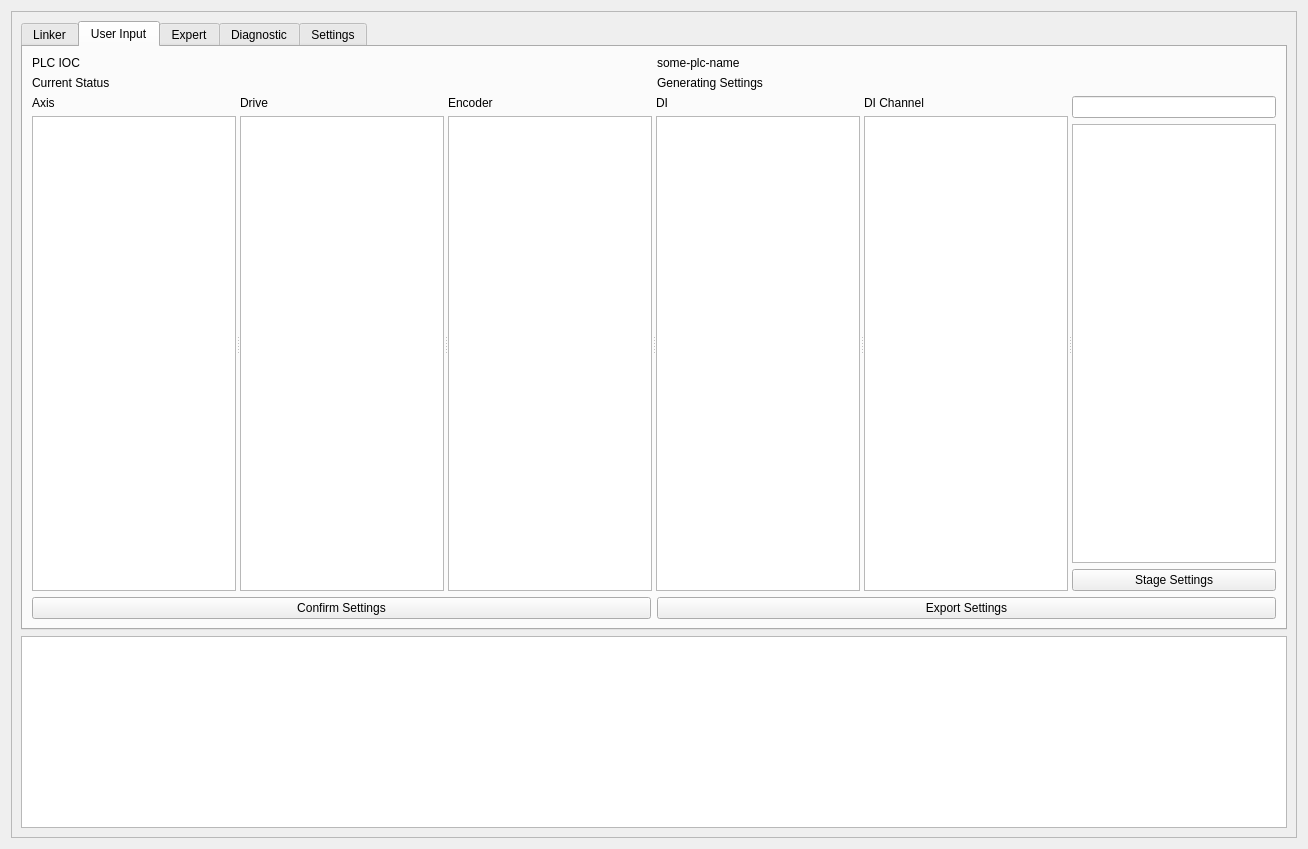
The window that user-motor-gui.ui (ctslac/lcls-user-motor-gui) describes before a commit, drawn with Qt 5.
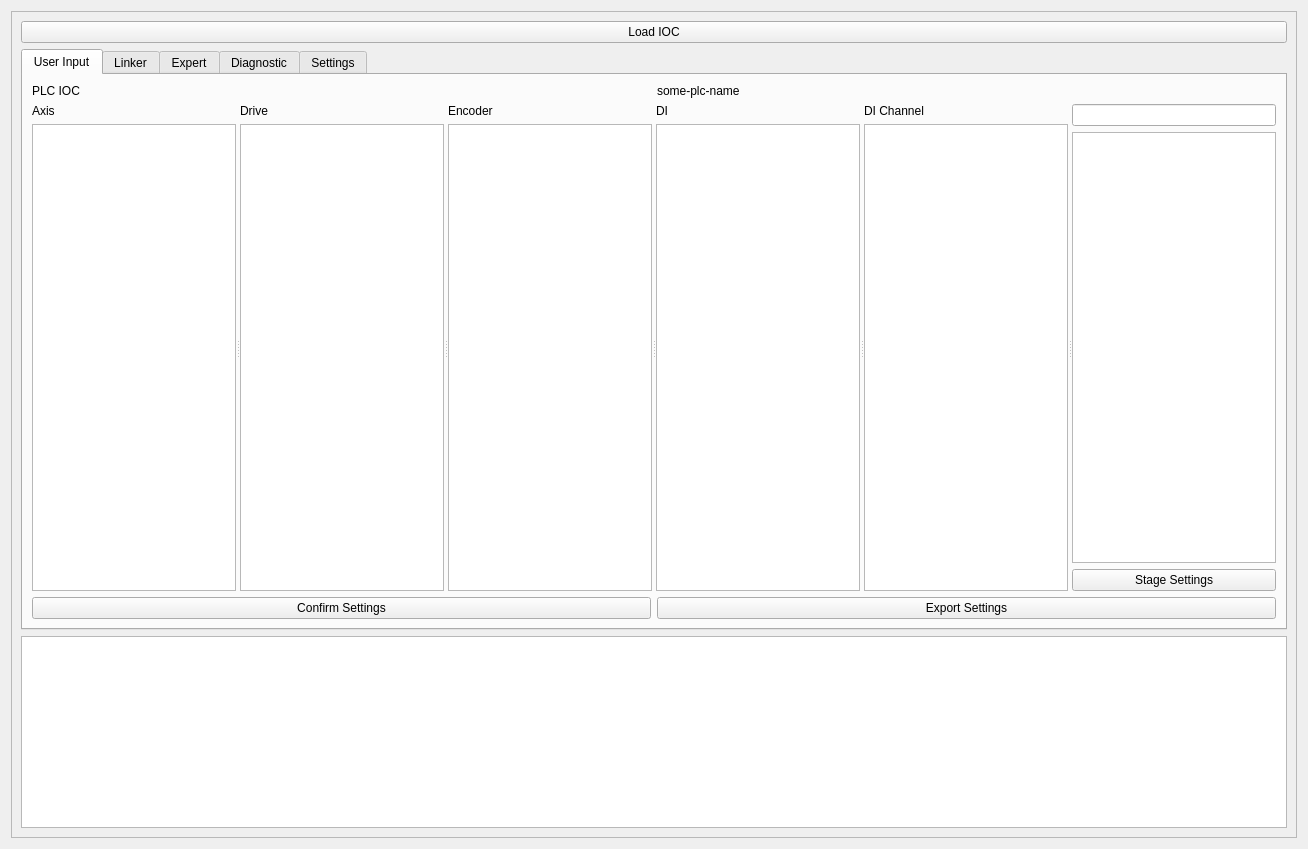
The same window after the commit. The open tabs and pages were chosen to show the change. Custom widgets are drawn as their Qt base class.

Commit message: fixing none or empty list for staged mapping

What changed in the file:
```diff
--- a/user-motor-gui.ui
+++ b/user-motor-gui.ui
@@ -29,11 +29,190 @@
        </rect>
       </property>
       <layout class="QVBoxLayout" name="verticalLayout_33">
+       <item>
+        <widget class="QPushButton" name="load_ioc_pushButton">
+         <property name="text">
+          <string>Load IOC</string>
+         </property>
+        </widget>
+       </item>
        <item>
         <widget class="QTabWidget" name="tabWidget">
          <property name="currentIndex">
           <number>0</number>
          </property>
+         <widget class="QWidget" name="user_input_view">
+          <attribute name="title">
+           <string>User Input</string>
+          </attribute>
+          <layout class="QVBoxLayout" name="verticalLayout_8">
+           <item>
+            <layout class="QVBoxLayout" name="verticalLayout_5">
+             <item>
+              <layout class="QVBoxLayout" name="verticalLayout_10">
+               <item>
+                <layout class="QHBoxLayout" name="horizontalLayout_3">
+                 <item>
+                  <widget class="QLabel" name="label_3">
+                   <property name="sizePolicy">
+                    <sizepolicy hsizetype="Minimum" vsizetype="Fixed">
+                     <horstretch>0</horstretch>
+                     <verstretch>0</verstretch>
+                    </sizepolicy>
+                   </property>
+                   <property name="text">
+                    <string>PLC IOC</string>
+                   </property>
+                  </widget>
+                 </item>
+                 <item>
+                  <widget class="QLabel" name="label_7">
+                   <property name="sizePolicy">
+                    <sizepolicy hsizetype="Minimum" vsizetype="Fixed">
+                     <horstretch>0</horstretch>
+                     <verstretch>0</verstretch>
+                    </sizepolicy>
+                   </property>
+                   <property name="text">
+                    <string>some-plc-name</string>
+                   </property>
+                  </widget>
+                 </item>
+                </layout>
+               </item>
+              </layout>
+             </item>
+             <item>
+              <widget class="QSplitter" name="splitter_2">
+               <property name="orientation">
+                <enum>Qt::Horizontal</enum>
+               </property>
+               <widget class="QWidget" name="layoutWidget">
+                <layout class="QVBoxLayout" name="verticalLayout_15">
+                 <item>
+                  <widget class="QLabel" name="label_6">
+                   <property name="text">
+                    <string>Axis</string>
+                   </property>
+                  </widget>
+                 </item>
+                 <item>
+                  <widget class="QListWidget" name="display_axis_ui"/>
+                 </item>
+                </layout>
+               </widget>
+               <widget class="QWidget" name="layoutWidget">
+                <layout class="QVBoxLayout" name="verticalLayout_17">
+                 <item>
+                  <widget class="QLabel" name="label_9">
+                   <property name="text">
+                    <string>Drive</string>
+                   </property>
+                  </widget>
+                 </item>
+                 <item>
+                  <widget class="QListWidget" name="display_drives_ui"/>
+                 </item>
+                </layout>
+               </widget>
+               <widget class="QWidget" name="layoutWidget">
+                <layout class="QVBoxLayout" name="verticalLayout_16">
+                 <item>
+                  <widget class="QLabel" name="label_8">
+                   <property name="text">
+                    <string>Encoder</string>
+                   </property>
+                  </widget>
+                 </item>
+                 <item>
+                  <widget class="QListWidget" name="display_encoders_ui"/>
+                 </item>
+                </layout>
+               </widget>
+               <widget class="QWidget" name="layoutWidget_2">
+                <layout class="QVBoxLayout" name="verticalLayout_26">
+                 <item>
+                  <widget class="QLabel" name="DI">
+                   <property name="text">
+                    <string>DI</string>
+                   </property>
+                  </widget>
+                 </item>
+                 <item>
+                  <widget class="QListWidget" name="display_di_ui"/>
+                 </item>
+                </layout>
+               </widget>
+               <widget class="QWidget" name="layoutWidget_3">
+                <layout class="QVBoxLayout" name="verticalLayout_30">
+                 <item>
+                  <widget class="QLabel" name="label_10">
+                   <property name="text">
+                    <string>DI Channel</string>
+                   </property>
+                  </widget>
+                 </item>
+                 <item>
+                  <widget class="QListWidget" name="display_di_c_ui"/>
+                 </item>
+                </layout>
+               </widget>
+               <widget class="QWidget" name="layoutWidget">
+                <layout class="QVBoxLayout" name="verticalLayout_18">
+                 <item>
+                  <widget class="QLineEdit" name="stage_search"/>
+                 </item>
+                 <item>
+                  <widget class="QListWidget" name="stage_list"/>
+                 </item>
+                 <item>
+                  <layout class="QVBoxLayout" name="verticalLayout_11"/>
+                 </item>
+                 <item>
+                  <widget class="QPushButton" name="stage_settings">
+                   <property name="text">
+                    <string>Stage Settings</string>
+                   </property>
+                  </widget>
+                 </item>
+                </layout>
+               </widget>
+              </widget>
+             </item>
+             <item>
+              <layout class="QHBoxLayout" name="horizontalLayout_13">
+               <item>
+                <widget class="PyDMPushButton" name="PyDMPushButton_2">
+                 <property name="toolTip">
+                  <string/>
+                 </property>
+                 <property name="text">
+                  <string>Confirm Settings</string>
+                 </property>
+                </widget>
+               </item>
+               <item>
+                <widget class="PyDMPushButton" name="PyDMPushButton">
+                 <property name="sizePolicy">
+                  <sizepolicy hsizetype="Minimum" vsizetype="Fixed">
+                   <horstretch>0</horstretch>
+                   <verstretch>0</verstretch>
+                  </sizepolicy>
+                 </property>
+                 <property name="toolTip">
+                  <string/>
+                 </property>
+                 <property name="text">
+                  <string>Export Settings</string>
+                 </property>
+                </widget>
+               </item>
+              </layout>
+             </item>
+            </layout>
+           </item>
+          </layout>
+         </widget>
          <widget class="QWidget" name="map_view">
           <property name="sizePolicy">
            <sizepolicy hsizetype="Expanding" vsizetype="Expanding">
@@ -72,13 +251,6 @@
                    </property>
                   </widget>
                  </item>
-                 <item>
-                  <widget class="QPushButton" name="load_ioc_pushButton">
-                   <property name="text">
-                    <string>Load IOC</string>
-                   </property>
-                  </widget>
-                 </item>
                 </layout>
                </item>
               </layout>
@@ -253,211 +425,6 @@
            </item>
           </layout>
          </widget>
-         <widget class="QWidget" name="user_input_view">
-          <attribute name="title">
-           <string>User Input</string>
-          </attribute>
-          <layout class="QVBoxLayout" name="verticalLayout_8">
-           <item>
-            <layout class="QVBoxLayout" name="verticalLayout_5">
-             <item>
-              <layout class="QVBoxLayout" name="verticalLayout_10">
-               <item>
-                <layout class="QHBoxLayout" name="horizontalLayout_3">
-                 <item>
-                  <widget class="QLabel" name="label_3">
-                   <property name="sizePolicy">
-                    <sizepolicy hsizetype="Minimum" vsizetype="Fixed">
-                     <horstretch>0</horstretch>
-                     <verstretch>0</verstretch>
-                    </sizepolicy>
-                   </property>
-                   <property name="text">
-                    <string>PLC IOC</string>
-                   </property>
-                  </widget>
-                 </item>
-                 <item>
-                  <widget class="QLabel" name="label_7">
-                   <property name="sizePolicy">
-                    <sizepolicy hsizetype="Minimum" vsizetype="Fixed">
-                     <horstretch>0</horstretch>
-                     <verstretch>0</verstretch>
-                    </sizepolicy>
-                   </property>
-                   <property name="text">
-                    <string>some-plc-name</string>
-                   </property>
-                  </widget>
-                 </item>
-                </layout>
-               </item>
-               <item>
-                <layout class="QHBoxLayout" name="horizontalLayout_4">
-                 <item>
-                  <widget class="QLabel" name="label_4">
-                   <property name="sizePolicy">
-                    <sizepolicy hsizetype="Minimum" vsizetype="Fixed">
-                     <horstretch>0</horstretch>
-                     <verstretch>0</verstretch>
-                    </sizepolicy>
-                   </property>
-                   <property name="text">
-                    <string>Current Status</string>
-                   </property>
-                  </widget>
-                 </item>
-                 <item>
-                  <widget class="PyDMLabel" name="PyDMLabel_2">
-                   <property name="sizePolicy">
-                    <sizepolicy hsizetype="Minimum" vsizetype="Fixed">
-                     <horstretch>0</horstretch>
-                     <verstretch>0</verstretch>
-                    </sizepolicy>
-                   </property>
-                   <property name="toolTip">
-                    <string/>
-                   </property>
-                   <property name="text">
-                    <string>Generating Settings</string>
-                   </property>
-                  </widget>
-                 </item>
-                </layout>
-               </item>
-              </layout>
-             </item>
-             <item>
-              <widget class="QSplitter" name="splitter_2">
-               <property name="orientation">
-                <enum>Qt::Horizontal</enum>
-               </property>
-               <widget class="QWidget" name="layoutWidget">
-                <layout class="QVBoxLayout" name="verticalLayout_15">
-                 <item>
-                  <widget class="QLabel" name="label_6">
-                   <property name="text">
-                    <string>Axis</string>
-                   </property>
-                  </widget>
-                 </item>
-                 <item>
-                  <widget class="QListWidget" name="display_axis_ui"/>
-                 </item>
-                </layout>
-               </widget>
-               <widget class="QWidget" name="layoutWidget">
-                <layout class="QVBoxLayout" name="verticalLayout_17">
-                 <item>
-                  <widget class="QLabel" name="label_9">
-                   <property name="text">
-                    <string>Drive</string>
-                   </property>
-                  </widget>
-                 </item>
-                 <item>
-                  <widget class="QListWidget" name="display_drives_ui"/>
-                 </item>
-                </layout>
-               </widget>
-               <widget class="QWidget" name="layoutWidget">
-                <layout class="QVBoxLayout" name="verticalLayout_16">
-                 <item>
-                  <widget class="QLabel" name="label_8">
-                   <property name="text">
-                    <string>Encoder</string>
-                   </property>
-                  </widget>
-                 </item>
-                 <item>
-                  <widget class="QListWidget" name="display_encoders_ui"/>
-                 </item>
-                </layout>
-               </widget>
-               <widget class="QWidget" name="layoutWidget_2">
-                <layout class="QVBoxLayout" name="verticalLayout_26">
-                 <item>
-                  <widget class="QLabel" name="DI">
-                   <property name="text">
-                    <string>DI</string>
-                   </property>
-                  </widget>
-                 </item>
-                 <item>
-                  <widget class="QListWidget" name="display_di_ui"/>
-                 </item>
-                </layout>
-               </widget>
-               <widget class="QWidget" name="layoutWidget_3">
-                <layout class="QVBoxLayout" name="verticalLayout_30">
-                 <item>
-                  <widget class="QLabel" name="label_10">
-                   <property name="text">
-                    <string>DI Channel</string>
-                   </property>
-                  </widget>
-                 </item>
-                 <item>
-                  <widget class="QListWidget" name="display_di_c_ui"/>
-                 </item>
-                </layout>
-               </widget>
-               <widget class="QWidget" name="layoutWidget">
-                <layout class="QVBoxLayout" name="verticalLayout_18">
-                 <item>
-                  <widget class="QLineEdit" name="stage_search"/>
-                 </item>
-                 <item>
-                  <widget class="QListWidget" name="stage_list"/>
-                 </item>
-                 <item>
-                  <layout class="QVBoxLayout" name="verticalLayout_11"/>
-                 </item>
-                 <item>
-                  <widget class="QPushButton" name="stage_settings">
-                   <property name="text">
-                    <string>Stage Settings</string>
-                   </property>
-                  </widget>
-                 </item>
-                </layout>
-               </widget>
-              </widget>
-             </item>
-             <item>
-              <layout class="QHBoxLayout" name="horizontalLayout_13">
-               <item>
-                <widget class="PyDMPushButton" name="PyDMPushButton_2">
-                 <property name="toolTip">
-                  <string/>
-                 </property>
-                 <property name="text">
-                  <string>Confirm Settings</string>
-                 </property>
-                </widget>
-               </item>
-               <item>
-                <widget class="PyDMPushButton" name="PyDMPushButton">
-                 <property name="sizePolicy">
-                  <sizepolicy hsizetype="Minimum" vsizetype="Fixed">
-                   <horstretch>0</horstretch>
-                   <verstretch>0</verstretch>
-                  </sizepolicy>
-                 </property>
-                 <property name="toolTip">
-                  <string/>
-                 </property>
-                 <property name="text">
-                  <string>Export Settings</string>
-                 </property>
-                </widget>
-               </item>
-              </layout>
-             </item>
-            </layout>
-           </item>
-          </layout>
-         </widget>
          <widget class="QWidget" name="expert_screen">
           <attribute name="title">
            <string>Expert</string>
```
Left out of the diff: 8 changed lines with no effect on the pictures. The commit also changes 2 other files.
